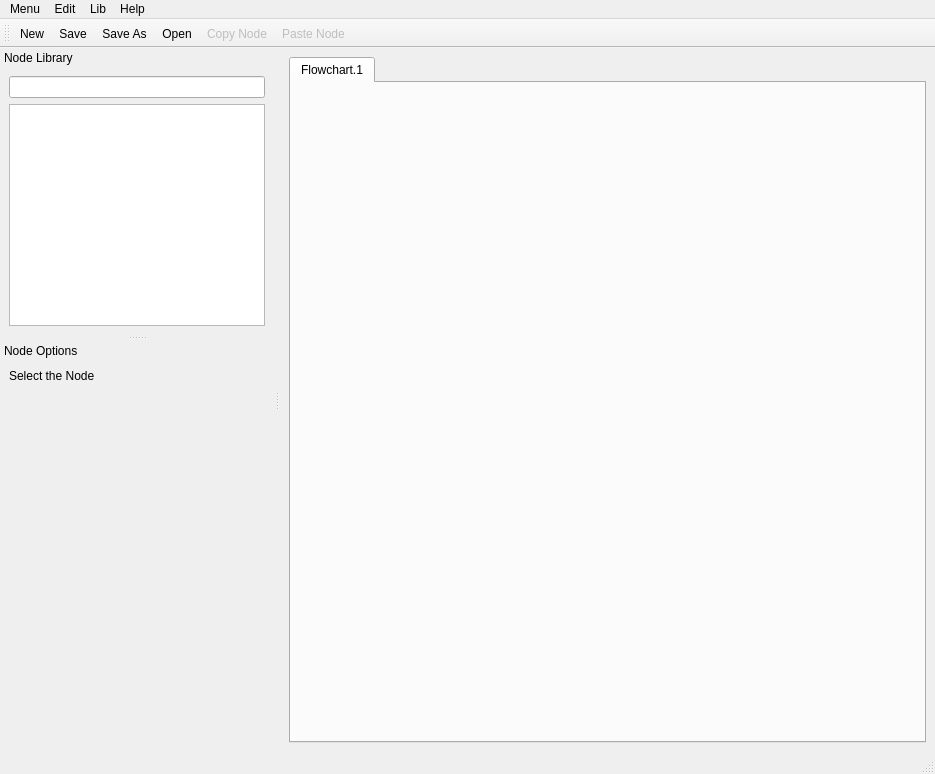
cdd1969/pygwa, file resources/mainwindow.ui: the form before one commit.
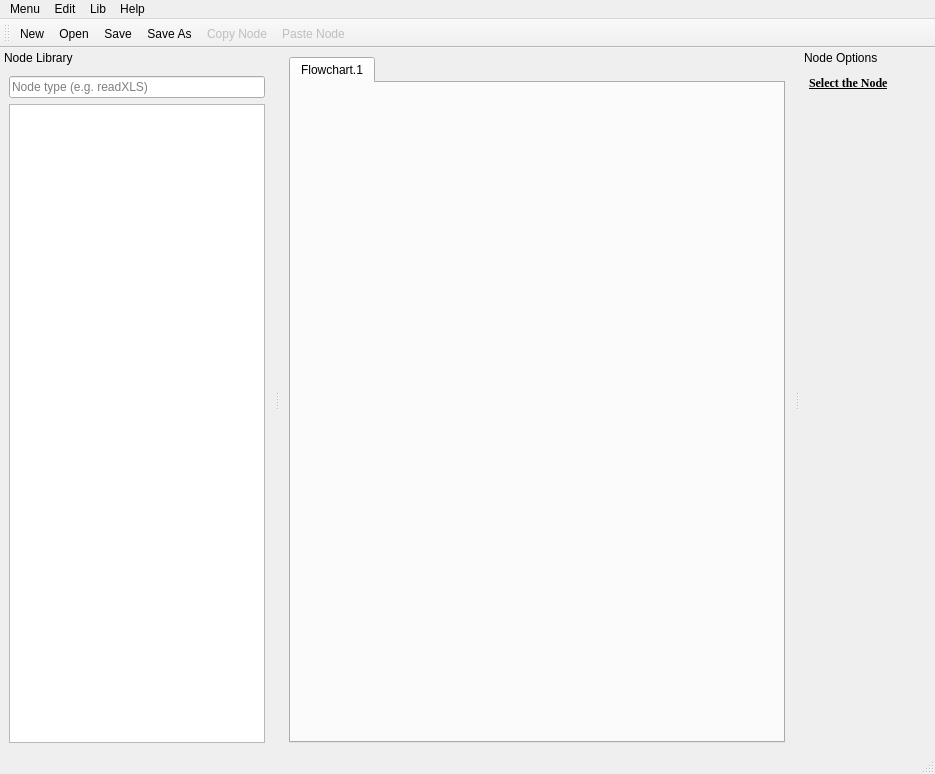
The form after the commit. Icons and pictures are not drawn.

Commit message: Mainly UI changes: - renamed nodes in Library - actions with icons - advanced node library treewidgetitems (colored groups) - small ui changes

The edit to the form file:
```diff
--- a/resources/mainwindow.ui
+++ b/resources/mainwindow.ui
@@ -11,7 +11,10 @@
    </rect>
   </property>
   <property name="windowTitle">
-   <string>GWL Analyzer</string>
+   <string>pygwa</string>
+  </property>
+  <property name="tabShape">
+   <enum>QTabWidget::Rounded</enum>
   </property>
   <widget class="QWidget" name="centralwidget">
    <layout class="QGridLayout" name="gridLayout">
@@ -119,7 +122,7 @@
     <string>toolBar</string>
    </property>
    <property name="toolButtonStyle">
-    <enum>Qt::ToolButtonTextOnly</enum>
+    <enum>Qt::ToolButtonFollowStyle</enum>
    </property>
    <attribute name="toolBarArea">
     <enum>TopToolBarArea</enum>
@@ -128,9 +131,9 @@
     <bool>false</bool>
    </attribute>
    <addaction name="actionNew_fc"/>
+   <addaction name="actionLoad_fc"/>
    <addaction name="actionSave_fc"/>
    <addaction name="actionSave_As_fc"/>
-   <addaction name="actionLoad_fc"/>
    <addaction name="actionCopy_Selected_Node"/>
    <addaction name="actionPaste_Node"/>
   </widget>
@@ -143,8 +146,8 @@
    </property>
    <property name="minimumSize">
     <size>
-     <width>105</width>
-     <height>156</height>
+     <width>108</width>
+     <height>158</height>
     </size>
    </property>
    <property name="font">
@@ -183,6 +186,9 @@
          <property name="dragEnabled">
           <bool>true</bool>
          </property>
+         <property name="placeholderText">
+          <string>Node type (e.g. readXLS)</string>
+         </property>
          <property name="clearButtonEnabled">
           <bool>true</bool>
          </property>
@@ -190,6 +196,11 @@
        </item>
        <item>
         <widget class="QTreeWidget" name="treeWidget">
+         <property name="font">
+          <font>
+           <pointsize>10</pointsize>
+          </font>
+         </property>
          <property name="editTriggers">
           <set>QAbstractItemView::NoEditTriggers</set>
          </property>
@@ -202,6 +213,9 @@
          <property name="defaultDropAction">
           <enum>Qt::IgnoreAction</enum>
          </property>
+         <property name="indentation">
+          <number>10</number>
+         </property>
          <property name="rootIsDecorated">
           <bool>true</bool>
          </property>
@@ -232,8 +246,8 @@
    </property>
    <property name="minimumSize">
     <size>
-     <width>129</width>
-     <height>368</height>
+     <width>135</width>
+     <height>369</height>
     </size>
    </property>
    <property name="font">
@@ -255,7 +269,7 @@
     <string>Node Options</string>
    </property>
    <attribute name="dockWidgetArea">
-    <number>1</number>
+    <number>2</number>
    </attribute>
    <widget class="QWidget" name="dockWidgetContents_3">
     <layout class="QVBoxLayout" name="verticalLayout_2">
@@ -263,6 +277,17 @@
       <layout class="QVBoxLayout" name="layout_stackNodeCtrlWidget">
        <item>
         <widget class="QLabel" name="label_nodeCtrlName">
+         <property name="font">
+          <font>
+           <family>Times New Roman</family>
+           <weight>75</weight>
+           <bold>true</bold>
+           <underline>true</underline>
+          </font>
+         </property>
+         <property name="styleSheet">
+          <string notr="true">qproperty-alignment: 'AlignVCenter | AlignHCenter'</string>
+         </property>
          <property name="text">
           <string>Select the Node</string>
          </property>
```
Left out of the diff: 43 changed lines with no effect on the pictures. The commit also changes 35 other files.
